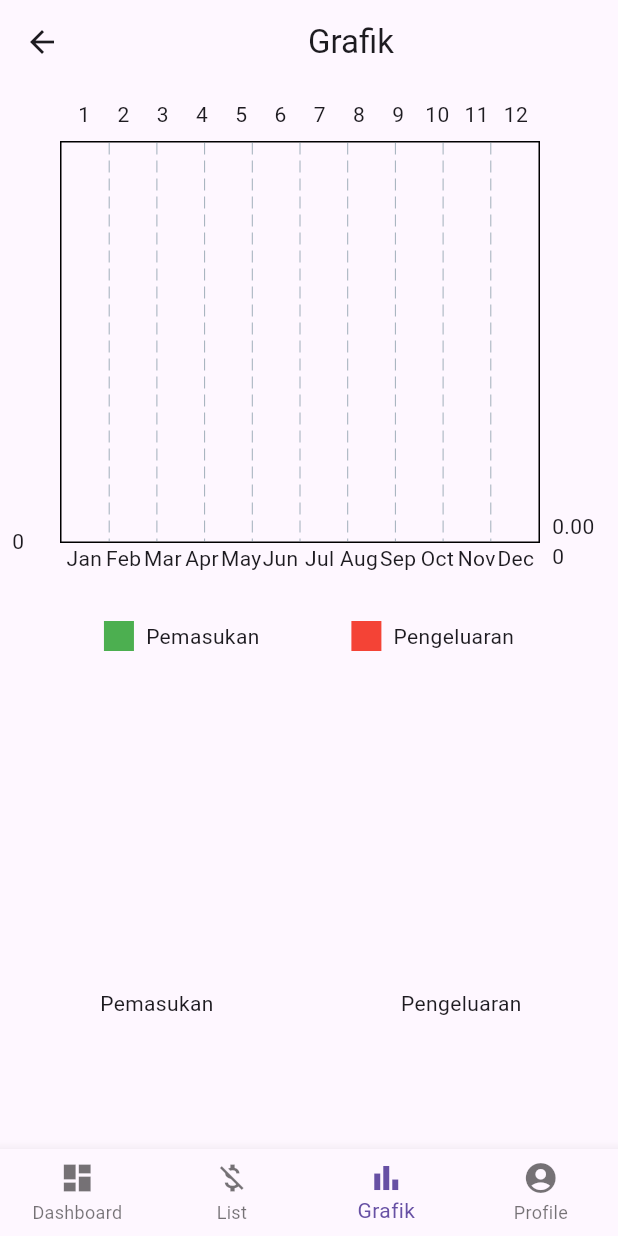
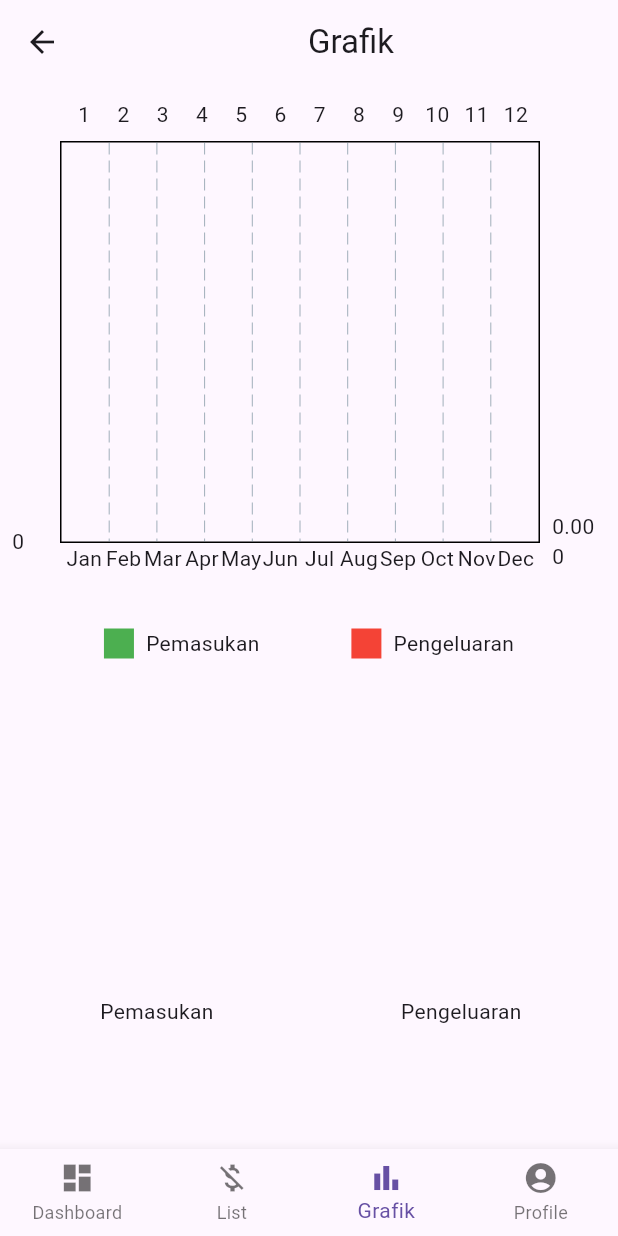
Before and after one commit to SitexHalim/catatan-keuangan, a Flutter app: the GrafikScreen screen opened by its route, on a phone screen of 412 x 824 dp. Run offline on Flutter 3.47's test engine with Material 3 defaults, Android fonts, the phone set to English and light mode, and no system bars; drawn by our look-alikes of fl_chart; our stand-ins replace cloud_firestore, firebase_auth, firebase_core, flutter_local_notifications, get, google_sign_in and 1 more; accounts and stored records are empty.

Commit message:
Mengedit code dari grafik perbandingan

```diff
--- a/lib/main.dart
+++ b/lib/main.dart
@@ -2,8 +2,6 @@ import 'package:catatan_keuangan/controller/controller_profile.dart';
 import 'package:catatan_keuangan/firebase_options.dart';
 import 'package:catatan_keuangan/route/route_screen.dart';
 import 'package:catatan_keuangan/screen/dashboard_screen.dart';
-import 'package:catatan_keuangan/screen/grafik_screen.dart';
-import 'package:catatan_keuangan/screen/register_screen.dart';
 import 'package:firebase_core/firebase_core.dart';
 import 'package:flutter/material.dart';
 import 'package:get/get.dart';
--- a/lib/route/route_screen.dart
+++ b/lib/route/route_screen.dart
@@ -24,8 +24,5 @@ class RouteScreen {
     GetPage(name: RouteNama.profile, page: () => const ProfileScreen()),
     GetPage(name: RouteNama.profiles, page: () => const ProfilesScreen()),
     GetPage(name: RouteNama.grafik, page: () => const GrafikScreen()),
-    // GetPage(
-    //     name: RouteNama.grafikperbadingan,
-    //     page: () => const GrafikperbandinganScreen())
   ];
 }
--- a/lib/screen/grafik_screen.dart
+++ b/lib/screen/grafik_screen.dart
@@ -155,7 +155,8 @@ class _GrafikscreenState extends State<GrafikScreen> {
                               if (value == 0) {
                                 return const Text('0');
                               } else if (value % 50 == 0) {
-                                return Text(value.toString());
+                                return Text(
+                                    '${(value / 1000).toStringAsFixed(1)}K');
                               }
                               return Container();
                             },
@@ -221,7 +222,7 @@ class _GrafikscreenState extends State<GrafikScreen> {
                   ),
                 ),
               ),
-              const SizedBox(height: 20),
+              const SizedBox(height: 25),
               Row(
                 mainAxisAlignment: MainAxisAlignment.spaceEvenly,
                 children: [
--- a/lib/screen/outcome_screen.dart
+++ b/lib/screen/outcome_screen.dart
@@ -20,7 +20,7 @@ class _OutcomescreenState extends State<OutcomeScreen> {
   @override
   Widget build(BuildContext context) {
     return Scaffold(
-      appBar: AppBar(title: Center(child: const Text('Transaksi Pengeluaran'))),
+      appBar: AppBar(title: const Center(child: Text('Transaksi Pengeluaran'))),
       body: Padding(
         padding: const EdgeInsets.all(16.0),
         child: Column(
```
